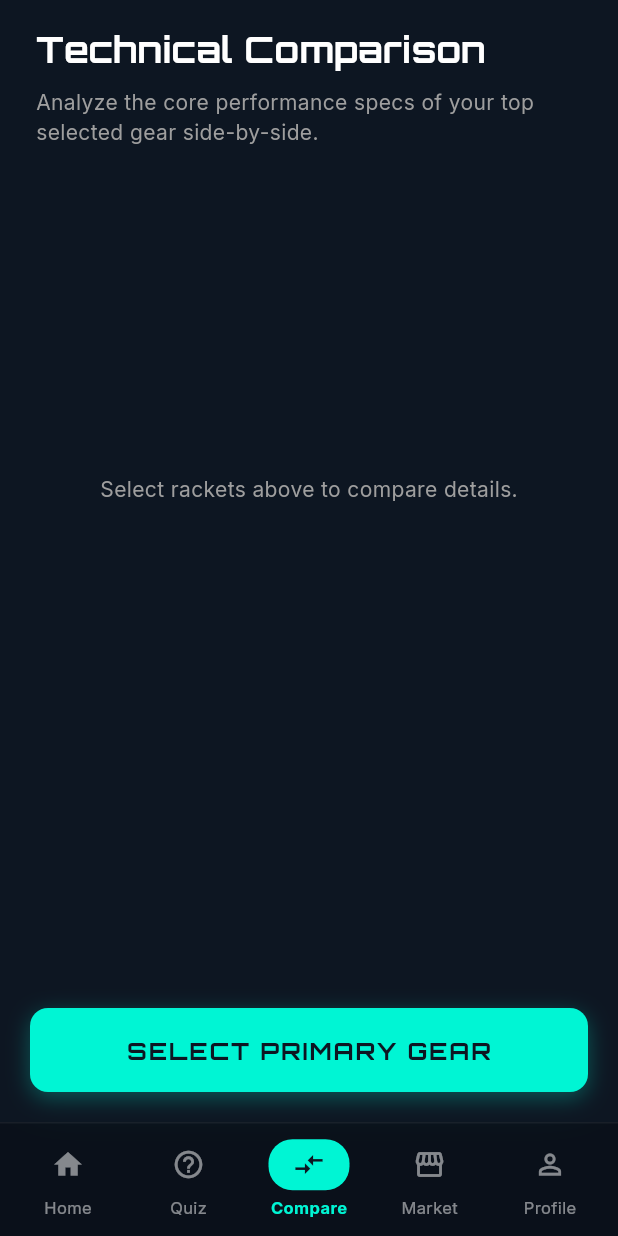
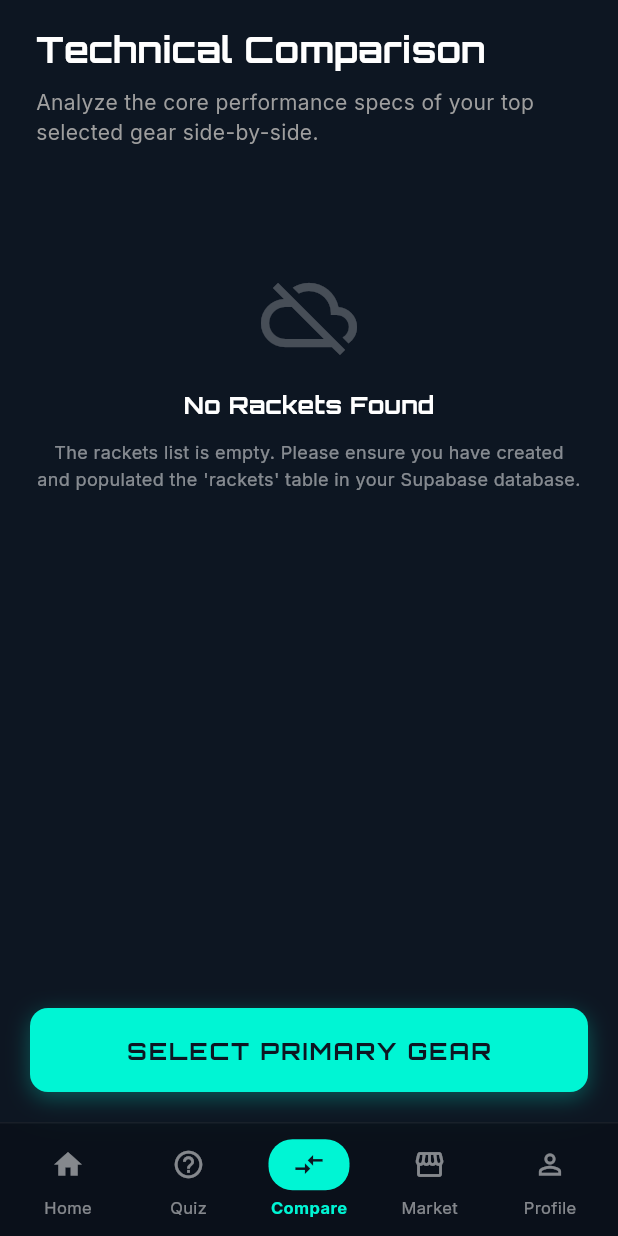
Before and after one commit to howardwhw04/cp_badminton_racket_recommender, a Flutter app: the screen it shows once a user with an empty profile is signed in, item 3 of the bottom bar chosen, on a phone screen of 412 x 824 dp. Run offline on Flutter 3.47's test engine with Material 3 defaults, Android fonts, the light colour scheme and no system bars; our stand-ins replace google_fonts, supabase_flutter; accounts and stored records are empty.

Commit message:
feat: show custom empty state warning on Comparison Screen when rackets table is empty

```diff
--- a/lib/screens/comparison_screen.dart
+++ b/lib/screens/comparison_screen.dart
@@ -79,6 +79,44 @@ class _ComparisonScreenState extends State<ComparisonScreen> {
                     ),
                     const SizedBox(height: 20),
 
+                    if (allRackets.isEmpty && !state.isLoadingRackets)
+                      Center(
+                        child: Padding(
+                          padding: const EdgeInsets.symmetric(horizontal: 24.0, vertical: 60.0),
+                          child: Column(
+                            mainAxisAlignment: MainAxisAlignment.center,
+                            children: [
+                              const Icon(
+                                Icons.cloud_off,
+                                color: Colors.white24,
+                                size: 64,
+                              ),
+                              const SizedBox(height: 16),
+                              const Text(
+                                "No Rackets Found",
+                                style: TextStyle(
+                                  color: Colors.white,
+                                  fontFamily: 'Orbitron',
+                                  fontSize: 16,
+                                  fontWeight: FontWeight.bold,
+                                ),
+                              ),
+                              const SizedBox(height: 12),
+                              Text(
+                                "The rackets list is empty. Please ensure you have created and populated the 'rackets' table in your Supabase database.",
+                                style: TextStyle(
+                                  color: Colors.white.withValues(alpha: 0.5),
+                                  fontFamily: 'Inter',
+                                  fontSize: 12,
+                                  height: 1.5,
+                                ),
+                                textAlign: TextAlign.center,
+                              ),
+                            ],
+                          ),
+                        ),
+                      )
+                    else ...[
                       // Racket Selection Tray (Horizontal Scroll)
                       SizedBox(
                         height: 130,
@@ -264,6 +302,7 @@ class _ComparisonScreenState extends State<ComparisonScreen> {
                           comparedRackets,
                           (racket) => _buildDescriptionCell(racket),
                         ),
+                      ],
                     ],
                   ],
                 ),
```
Lines whose indentation alone changed are shown as unchanged.
